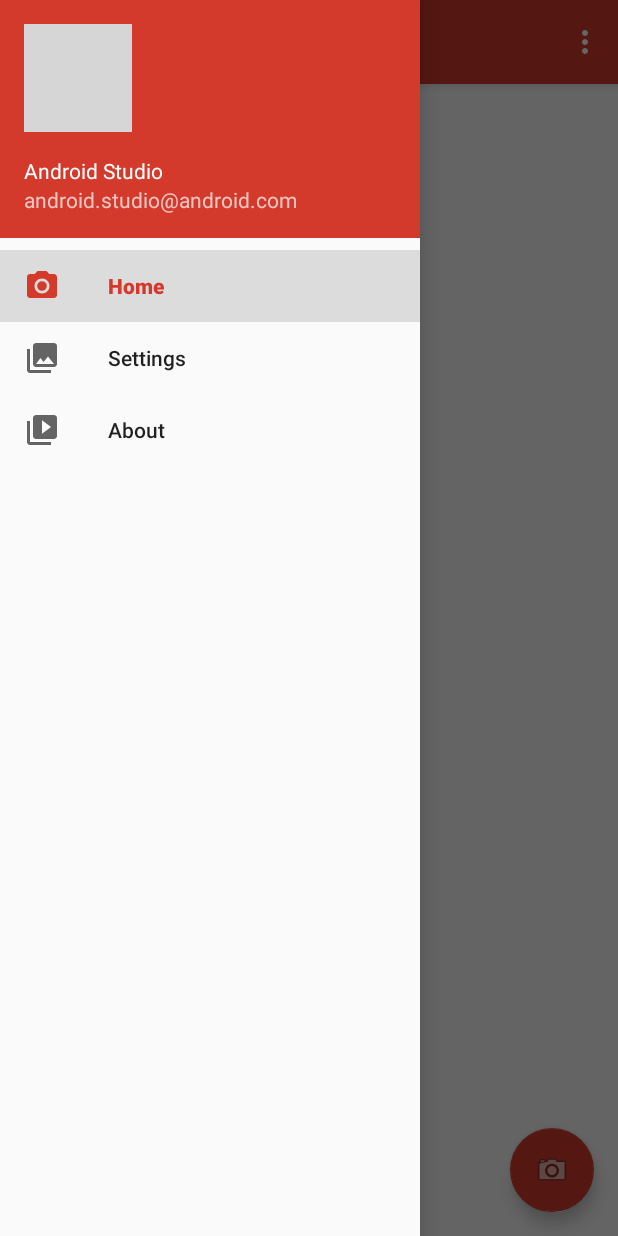
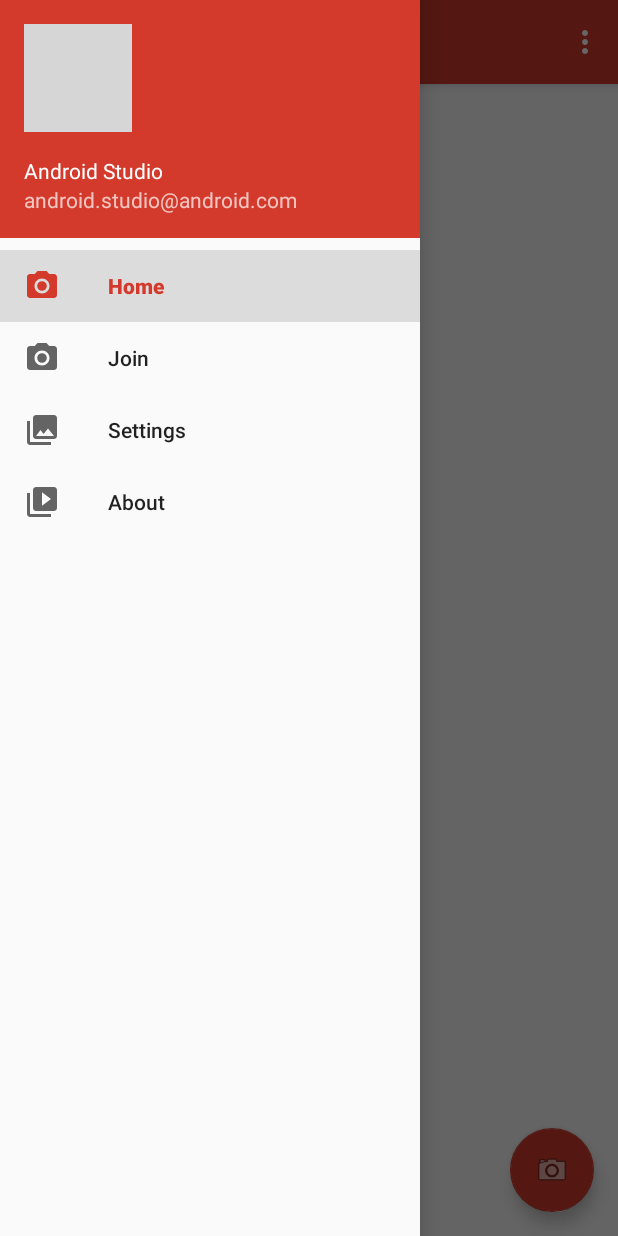
Before and after one commit to lazyvar/gym-rats-android, an Android app: the MainActivity screen opened directly, with no data from a screen before it, with the side drawer open, on a phone screen of 412 x 824 dp. Run offline under Robolectric (Android 15) with nearby library versions, the light colour scheme and no system bars; our stand-ins replace navigation-ui; libraries missing offline, so code that uses them is left out: com.github.kittinunf.fuel; pictures from the network do not load; 6 statements that could not run were skipped; grey boxes are pictures that could not be loaded.

Commit message:
present join challenge from menu

```diff
--- a/app/src/main/java/com/hasz/gymrats/app/activity/MainActivity.kt
+++ b/app/src/main/java/com/hasz/gymrats/app/activity/MainActivity.kt
@@ -1,29 +1,32 @@
 package com.hasz.gymrats.app.activity
 
 import android.annotation.SuppressLint
+import android.content.Intent
 import android.os.Bundle
+import android.view.Gravity
 import android.view.LayoutInflater
 import android.view.Menu
+import android.view.MenuItem
 import android.widget.ImageView
 import android.widget.TextView
+import androidx.appcompat.app.AppCompatActivity
+import androidx.appcompat.widget.Toolbar
+import androidx.drawerlayout.widget.DrawerLayout
+import androidx.navigation.NavController
+import androidx.navigation.findNavController
+import androidx.navigation.ui.*
+import com.bumptech.glide.Glide
 import com.google.android.material.floatingactionbutton.FloatingActionButton
 import com.google.android.material.navigation.NavigationView
-import androidx.navigation.findNavController
-import androidx.navigation.ui.AppBarConfiguration
-import androidx.navigation.ui.navigateUp
-import androidx.navigation.ui.setupActionBarWithNavController
-import androidx.navigation.ui.setupWithNavController
-import androidx.drawerlayout.widget.DrawerLayout
-import androidx.appcompat.app.AppCompatActivity
-import androidx.appcompat.widget.Toolbar
-import com.bumptech.glide.Glide
 import com.hasz.gymrats.app.R
 import com.hasz.gymrats.app.service.AuthService
+import kotlinx.android.synthetic.main.activity_main.*
 
-class MainActivity : AppCompatActivity() {
+class MainActivity : AppCompatActivity(), NavigationView.OnNavigationItemSelectedListener {
   private lateinit var appBarConfiguration: AppBarConfiguration
+  private lateinit var navController: NavController
+  private lateinit var drawer: DrawerLayout
 
-  @SuppressLint("RestrictedApi")
   override fun onCreate(savedInstanceState: Bundle?) {
     super.onCreate(savedInstanceState)
 
@@ -31,9 +34,10 @@
 
     val toolbar: Toolbar = findViewById(R.id.toolbar)
     val fab: FloatingActionButton = findViewById(R.id.fab)
-    val drawerLayout: DrawerLayout = findViewById(R.id.drawer_layout)
     val navView: NavigationView = findViewById(R.id.nav_view)
-    val navController = findNavController(R.id.nav_host_fragment)
+
+    drawer = findViewById(R.id.drawer_layout)
+    navController = findNavController(R.id.nav_host_fragment)
 
     setSupportActionBar(toolbar)
 
@@ -65,11 +69,13 @@
         R.id.nav_home,
         R.id.nav_settings,
         R.id.nav_about
-      ), drawerLayout
+      ), drawer
     )
+
 
     setupActionBarWithNavController(navController, appBarConfiguration)
     navView.setupWithNavController(navController)
+    navView.setNavigationItemSelectedListener(this)
   }
 
   override fun onCreateOptionsMenu(menu: Menu): Boolean {
@@ -83,4 +89,24 @@
 
     return navController.navigateUp(appBarConfiguration) || super.onSupportNavigateUp()
   }
+
+  override fun onNavigationItemSelected(item: MenuItem): Boolean {
+    return when(item.itemId) {
+      R.id.nav_join_challenge -> {
+        val intent = Intent().apply {
+          applicationContext?.let { setClass(it, JoinChallengeActivity::class.java) }
+        }
+
+        startActivity(intent)
+
+        false
+      }
+      else -> {
+        NavigationUI.onNavDestinationSelected(item, navController)
+        drawer.closeDrawer(Gravity.START)
+
+        true
+      }
+    }
+  }
 }
--- a/app/src/main/java/com/hasz/gymrats/app/fragment/JoinChallengeFragment.kt
+++ b/app/src/main/java/com/hasz/gymrats/app/fragment/JoinChallengeFragment.kt
@@ -1,5 +1,6 @@
 package com.hasz.gymrats.app.fragment
 
+import android.app.Activity
 import android.content.Intent
 import android.os.Bundle
 import android.view.LayoutInflater
@@ -25,7 +26,7 @@
       inflater, R.layout.fragment_join_challenge, container, false
     ).apply {
       toolbar.setNavigationOnClickListener {
-        findNavController().popBackStack()
+        (context as Activity).finish()
       }
 
       joinButton.setOnClickListener {
--- a/app/src/main/res/menu/activity_main_drawer.xml
+++ b/app/src/main/res/menu/activity_main_drawer.xml
@@ -8,10 +8,17 @@
             android:id="@+id/nav_home"
             android:icon="@drawable/ic_menu_camera"
             android:title="@string/menu_home" />
+
+        <item
+            android:id="@+id/nav_join_challenge"
+            android:icon="@drawable/ic_menu_camera"
+            android:title="@string/menu_join_challenge" />
+
         <item
             android:id="@+id/nav_settings"
             android:icon="@drawable/ic_menu_gallery"
             android:title="@string/menu_settings" />
+
         <item
             android:id="@+id/nav_about"
             android:icon="@drawable/ic_menu_slideshow"
--- a/app/src/main/res/values/strings.xml
+++ b/app/src/main/res/values/strings.xml
@@ -29,6 +29,7 @@
     <string name="menu_home">Home</string>
     <string name="menu_settings">Settings</string>
     <string name="menu_about">About</string>
+    <string name="menu_join_challenge">Join</string>
     <string name="join_challenge_title">Join challenge</string>
     <string name="join_challenge_subtitle">To join a challenge, you\'ll need the code. You can get it from someone who is already in the group. Once you have it, enter it here.</string>
     <string name="code_hint">Code</string>
```
